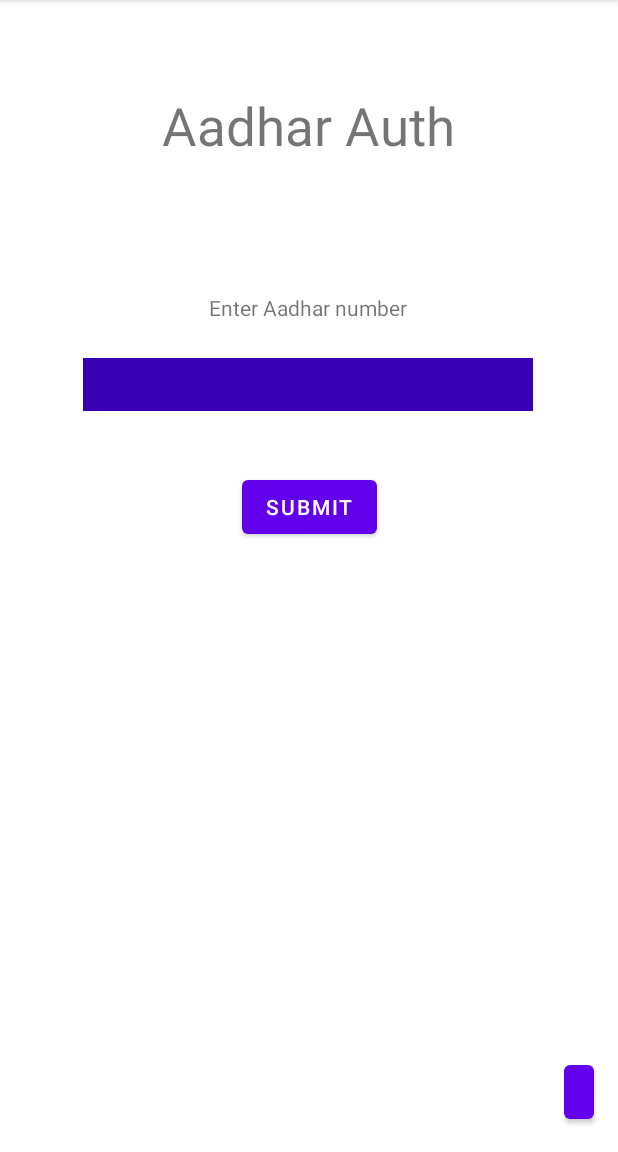
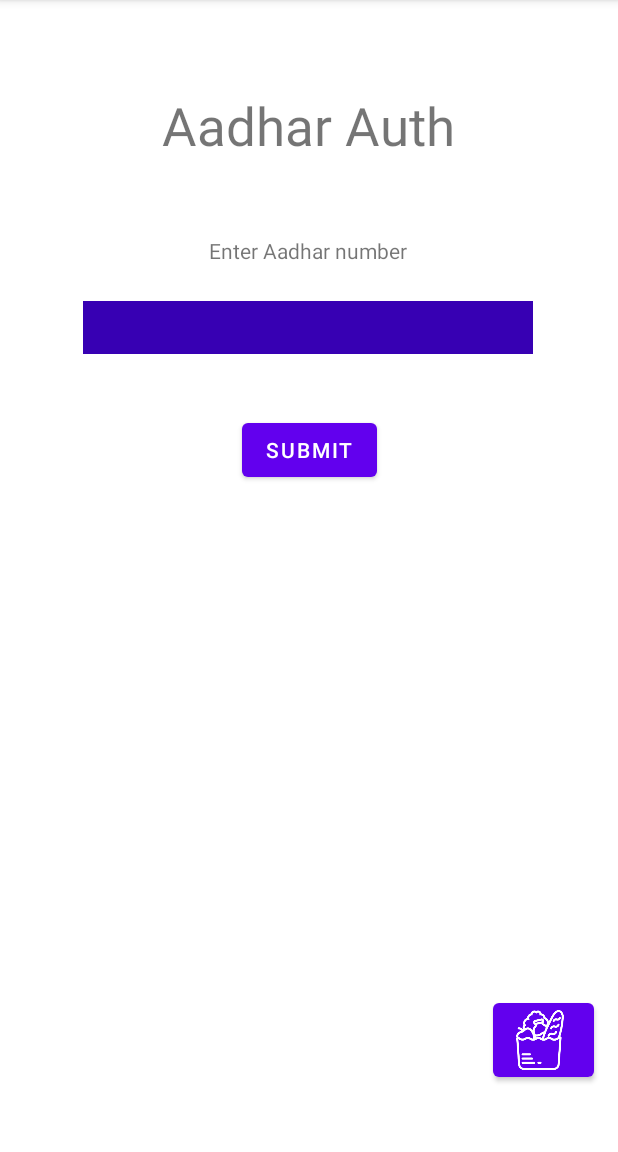
Before and after one commit to piyushdahiya1218/Vendor, an Android app: the RegistrationP2Activity screen opened directly, with no data from a screen before it, on a phone screen of 412 x 824 dp, the part 84-1236 px from its top. Run offline under Robolectric (Android 15) with nearby library versions, the phone set to English and light mode, and no system bars.

Commit message:
UI first 3 screens

```diff
--- a/app/src/main/res/layout/activity_language_preference.xml
+++ b/app/src/main/res/layout/activity_language_preference.xml
@@ -23,9 +23,9 @@
         android:id="@+id/textView22"
         android:layout_width="wrap_content"
         android:layout_height="wrap_content"
-        android:layout_marginTop="16dp"
+        android:layout_marginTop="8dp"
         android:text="भाषा चुनें"
-        android:textSize="30sp"
+        android:textSize="27sp"
         app:layout_constraintEnd_toEndOf="parent"
         app:layout_constraintHorizontal_bias="0.115"
         app:layout_constraintStart_toStartOf="parent"
--- a/app/src/main/res/layout/activity_registration_p2.xml
+++ b/app/src/main/res/layout/activity_registration_p2.xml
@@ -5,6 +5,27 @@
     android:layout_width="match_parent"
     android:layout_height="match_parent"
     tools:context=".Activities.RegistrationP2Activity">
+
+    <View
+        android:id="@+id/view"
+        android:layout_width="409dp"
+        android:layout_height="212dp"
+        android:layout_marginTop="22dp"
+        android:layout_marginEnd="2dp"
+        app:layout_constraintEnd_toEndOf="parent"
+        app:layout_constraintStart_toStartOf="parent"
+        app:layout_constraintTop_toBottomOf="@+id/textView2" />
+
+    <TextView
+        android:id="@+id/textView5"
+        android:layout_width="wrap_content"
+        android:layout_height="wrap_content"
+        android:layout_marginTop="50dp"
+        android:text="@string/p2enteraadhar"
+        app:layout_constraintEnd_toEndOf="parent"
+        app:layout_constraintHorizontal_bias="0.498"
+        app:layout_constraintStart_toStartOf="parent"
+        app:layout_constraintTop_toBottomOf="@+id/textView2" />
 
     <TextView
         android:id="@+id/textView2"
@@ -18,27 +39,17 @@
         app:layout_constraintStart_toStartOf="parent"
         app:layout_constraintTop_toTopOf="parent" />
 
-    <TextView
-        android:id="@+id/textView5"
-        android:layout_width="wrap_content"
-        android:layout_height="wrap_content"
-        android:layout_marginTop="88dp"
-        android:text="@string/p2enteraadhar"
-        app:layout_constraintEnd_toEndOf="parent"
-        app:layout_constraintHorizontal_bias="0.498"
-        app:layout_constraintStart_toStartOf="parent"
-        app:layout_constraintTop_toBottomOf="@+id/textView2" />
-
     <EditText
         android:id="@+id/getaadhar"
         android:layout_width="300dp"
         android:layout_height="wrap_content"
         android:layout_marginTop="24dp"
+        android:background="@color/purple_700"
         android:inputType="number"
         android:maxLength="12"
+        android:padding="5dp"
         android:textAlignment="center"
-        android:padding="5dp"
-        android:background="@color/purple_700"
+        android:textColor="@color/white"
         app:layout_constraintEnd_toEndOf="parent"
         app:layout_constraintHorizontal_bias="0.497"
         app:layout_constraintStart_toStartOf="parent"
@@ -58,7 +69,7 @@
         android:id="@+id/enteropttextview"
         android:layout_width="wrap_content"
         android:layout_height="wrap_content"
-        android:layout_marginTop="140dp"
+        android:layout_marginTop="70dp"
         android:text="@string/p2enterotp"
         app:layout_constraintEnd_toEndOf="parent"
         app:layout_constraintHorizontal_bias="0.498"
@@ -70,10 +81,11 @@
         android:layout_width="150dp"
         android:layout_height="wrap_content"
         android:layout_marginTop="24dp"
+        android:background="@color/purple_700"
         android:inputType="number"
+        android:padding="5dp"
         android:textAlignment="center"
-        android:padding="5dp"
-        android:background="@color/purple_700"
+        android:textColor="@color/white"
         app:layout_constraintEnd_toEndOf="parent"
         app:layout_constraintHorizontal_bias="0.498"
         app:layout_constraintStart_toStartOf="parent"
@@ -91,11 +103,14 @@
 
     <Button
         android:id="@+id/testbutton"
-        android:layout_width="20dp"
-        android:layout_height="wrap_content"
+        android:layout_width="67dp"
+        android:layout_height="61dp"
         android:layout_marginEnd="16dp"
-        android:layout_marginBottom="16dp"
-        android:text="T"
+        android:layout_marginBottom="44dp"
+        app:icon="@drawable/basket"
+        app:iconGravity="start|end"
+        app:iconPadding="0dp"
+        app:iconSize="40dp"
         app:layout_constraintBottom_toBottomOf="parent"
         app:layout_constraintEnd_toEndOf="parent" />
 
```
Also changed, not shown: app/src/main/res/layout/activity_registration_p1.xml (+19 -16 lines), app/src/main/res/layout/activity_registration_p3.xml (+7 -4 lines), app/src/main/res/drawable/basket.png (added).
